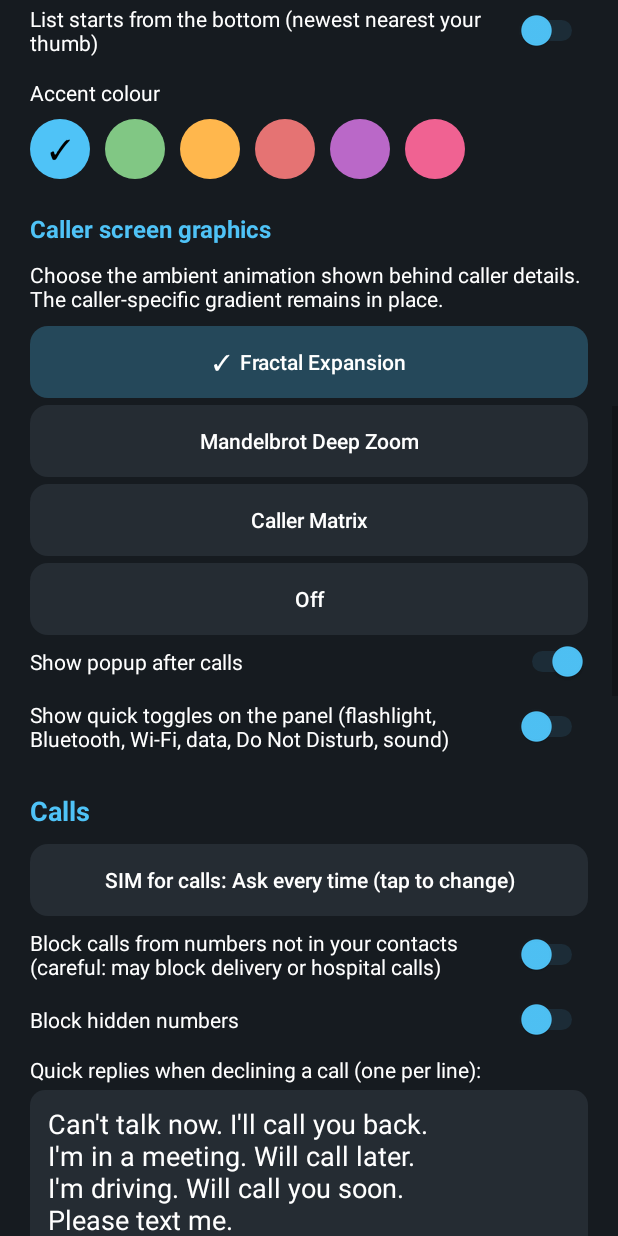
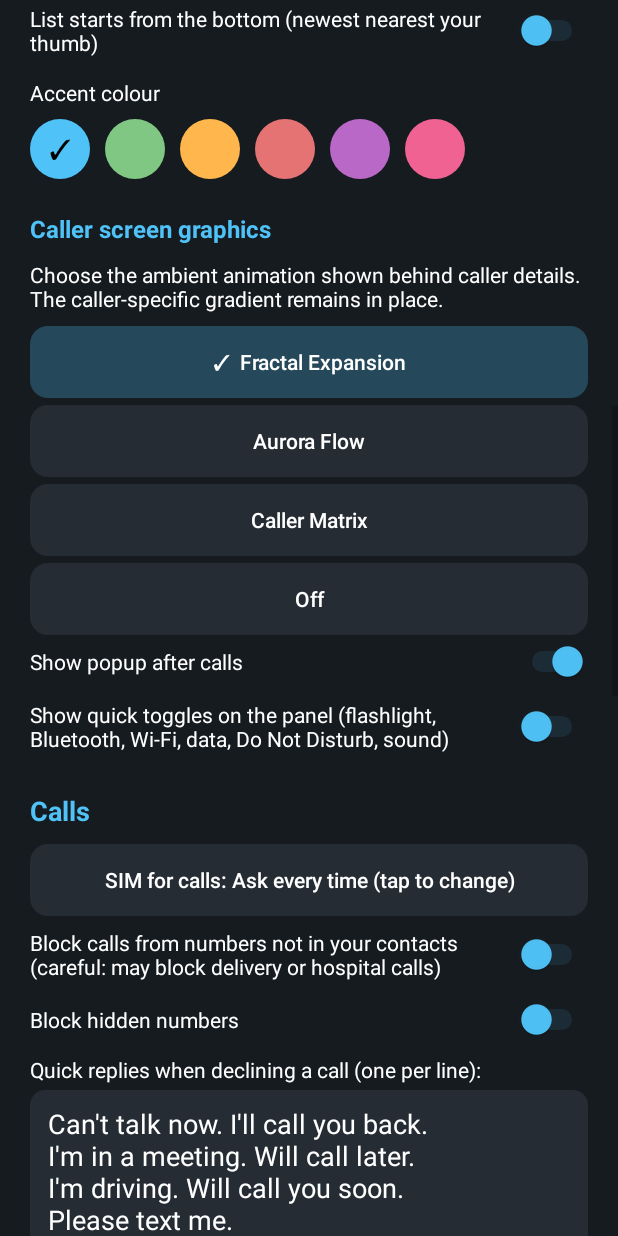
Before and after one commit to MafazAnsar/Personal-Dialler, an Android app: the MainActivity screen opened directly, with no data from a screen before it, scrolled down 1153 dp, on a phone screen of 412 x 824 dp. Run offline under Robolectric (Android 15) with nearby library versions, the phone set to English and light mode, and no system bars.

Commit message:
Offer Aurora Flow in caller screen graphics settings

```diff
--- a/app/src/main/java/com/mafaz/dialer/MainActivity.kt
+++ b/app/src/main/java/com/mafaz/dialer/MainActivity.kt
@@ -351,7 +351,7 @@ class MainActivity : Activity() {
         visualThemeBox.removeAllViews()
         val choices = listOf(
             "expansion" to "Fractal Expansion",
-            "mandelbrot" to "Mandelbrot Deep Zoom",
+            "aurora" to "Aurora Flow",
             "matrix" to "Caller Matrix",
             "off" to "Off"
         )
```
